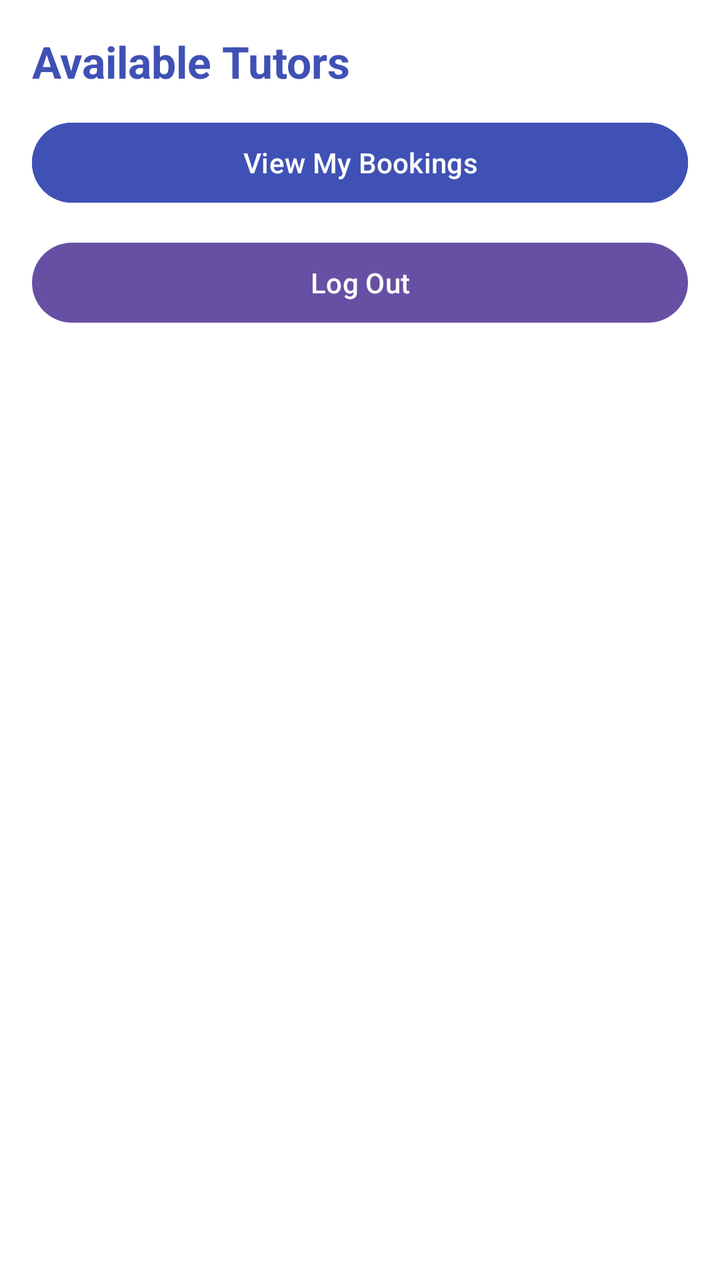
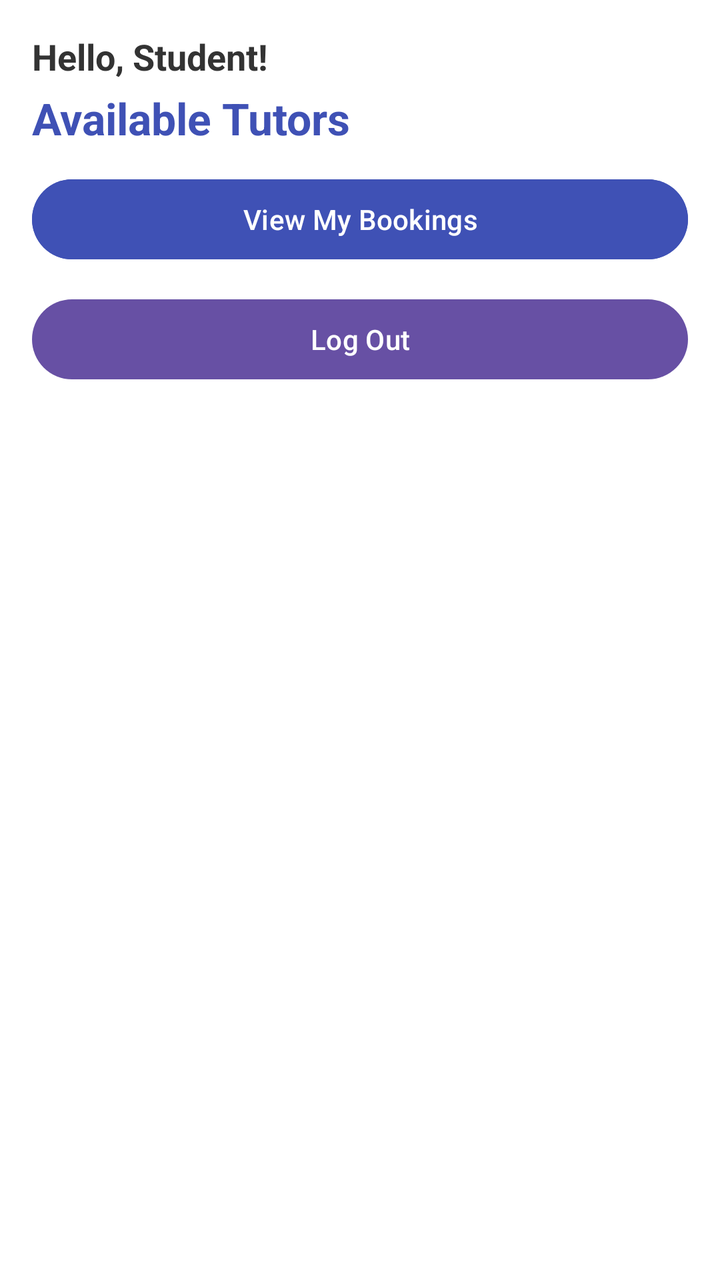

Screens rendered from an Android XML layout before and after an edit, with the pre-edit source and the edit as a unified diff.
<!-- AndroidManifest.xml: application theme Theme.TutorSched -->
<!-- res/layout/activity_main.xml -->
<?xml version="1.0" encoding="utf-8"?>
<LinearLayout xmlns:android="http://schemas.android.com/apk/res/android"
    android:layout_width="match_parent"
    android:layout_height="match_parent"
    android:orientation="vertical"
    android:padding="16dp"
    android:background="#FFFFFF">

    <TextView
        android:layout_width="match_parent"
        android:layout_height="wrap_content"
        android:text="Available Tutors"
        android:textSize="22sp"
        android:textStyle="bold"
        android:textColor="#3F51B5"
        android:layout_marginBottom="12dp" />

    <Button
        android:id="@+id/btnViewMyBookings"
        android:layout_width="match_parent"
        android:layout_height="wrap_content"
        android:text="View My Bookings"
        android:backgroundTint="#3F51B5"
        android:textColor="#FFFFFF"
        android:layout_marginBottom="12dp" />

    <Button
        android:id="@+id/btnLogout"
        android:layout_width="match_parent"
        android:layout_height="wrap_content"
        android:text="Log Out"
        android:layout_marginBottom="16dp" />

    <androidx.recyclerview.widget.RecyclerView
        android:id="@+id/recyclerViewTutors"
        android:layout_width="match_parent"
        android:layout_height="match_parent" />

</LinearLayout>
<!-- resources referenced by this layout -->
<resources>
  <style name="Theme.TutorSched" parent="Base.Theme.TutorSched" />
  <style name="Base.Theme.TutorSched" parent="Theme.Material3.DayNight.NoActionBar">
          
          
      </style>
</resources>

<!-- the commit's change to res/layout/activity_main.xml (unified diff, before → after) -->
@@ -5,6 +5,16 @@
     android:orientation="vertical"
     android:padding="16dp"
     android:background="#FFFFFF">
+
+    <TextView
+        android:id="@+id/tvGreeting"
+        android:layout_width="match_parent"
+        android:layout_height="wrap_content"
+        android:text="Hello, Student!"
+        android:textSize="18sp"
+        android:textStyle="bold"
+        android:textColor="#333333"
+        android:layout_marginBottom="4dp" />
 
     <TextView
         android:layout_width="match_parent"
